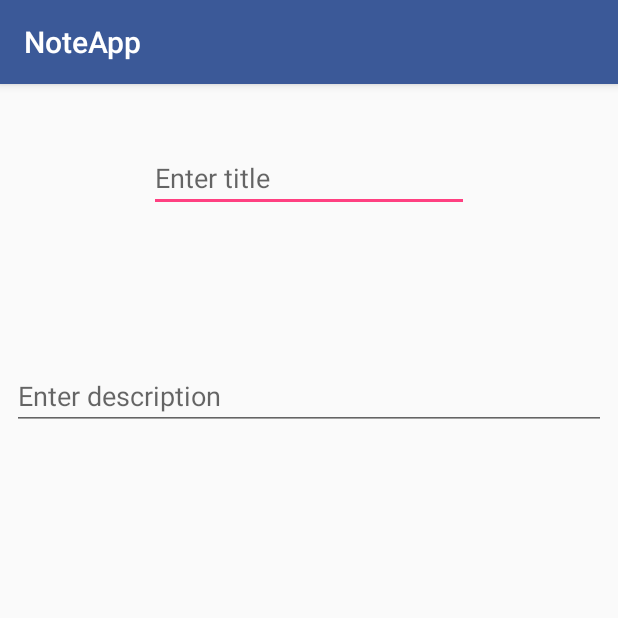
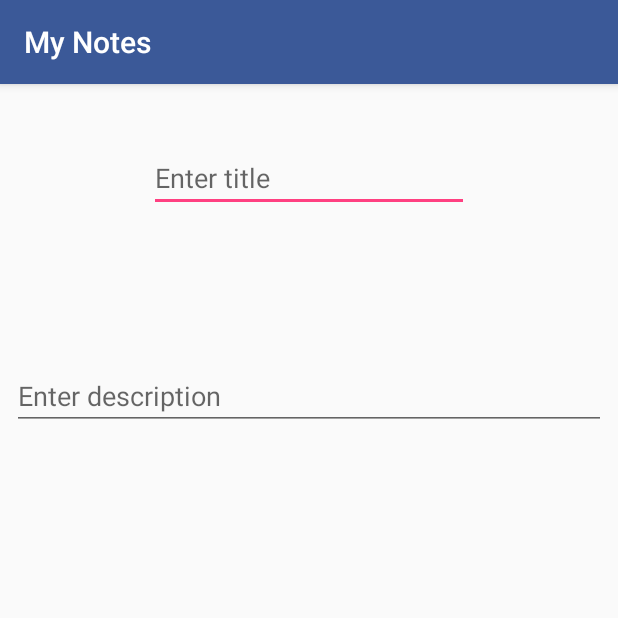
Before and after one commit to DedCharel/NoteApp, an Android app: the AddNotes screen opened directly, with no data from a screen before it, on a phone screen of 412 x 824 dp, the top half of it. Run offline under Robolectric (Android 15) with nearby library versions, the phone set to English and light mode, and no system bars.

Commit message:
Add icon and localization

```diff
--- a/app/src/main/AndroidManifest.xml
+++ b/app/src/main/AndroidManifest.xml
@@ -4,9 +4,9 @@
 
     <application
             android:allowBackup="true"
-            android:icon="@mipmap/ic_launcher"
+            android:icon="@drawable/appicons"
             android:label="@string/app_name"
-            android:roundIcon="@mipmap/ic_launcher_round"
+            android:roundIcon="@drawable/appicons"
             android:supportsRtl="true"
             android:theme="@style/AppTheme">
         <activity android:name=".AddNotes">
--- a/app/src/main/res/layout/activity_add_notes.xml
+++ b/app/src/main/res/layout/activity_add_notes.xml
@@ -15,7 +15,7 @@
             android:id="@+id/etName" android:layout_marginStart="8dp"
             app:layout_constraintStart_toStartOf="parent" android:layout_marginLeft="8dp" android:layout_marginEnd="8dp"
             app:layout_constraintEnd_toEndOf="parent" android:layout_marginRight="8dp" android:layout_marginTop="40dp"
-            app:layout_constraintTop_toTopOf="parent" android:hint="Enter title"/>
+            app:layout_constraintTop_toTopOf="parent" android:hint="@string/enter_title"/>
     <EditText
             android:layout_width="0dp"
             android:layout_height="wrap_content"
@@ -26,9 +26,9 @@
             app:layout_constraintTop_toBottomOf="@+id/etName" android:layout_marginStart="8dp"
             app:layout_constraintStart_toStartOf="parent" android:layout_marginLeft="8dp" android:layout_marginEnd="8dp"
             app:layout_constraintEnd_toEndOf="parent" android:layout_marginRight="8dp"
-            android:hint="Enter description"/>
+            android:hint="@string/enter_description"/>
     <Button
-            android:text="ADD NOTE"
+            android:text="@string/add_note"
             android:layout_width="wrap_content"
             android:layout_height="wrap_content"
             android:id="@+id/btnAdd" android:layout_marginBottom="88dp"
--- a/app/src/main/res/values/strings.xml
+++ b/app/src/main/res/values/strings.xml
@@ -1,3 +1,6 @@
 <resources>
-    <string name="app_name">NoteApp</string>
+    <string name="app_name">My Notes</string>
+    <string name="enter_title">Enter title</string>
+    <string name="enter_description">Enter description</string>
+    <string name="add_note">ADD NOTE</string>
 </resources>
```
Also changed, not shown: app/src/main/res/drawable-v24/appicons.png (added), 1 other file.
